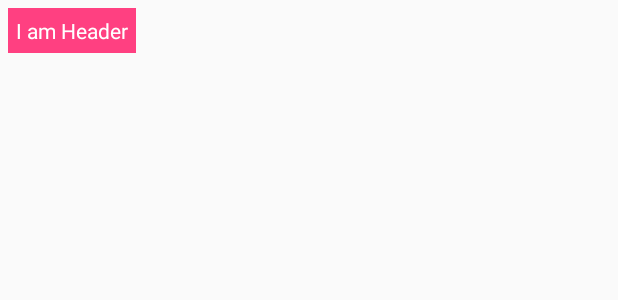
After one commit to yusufaw/simple-flexbox-android, an Android app: the layout header_category.xml on its own in the app's theme, with its tools: preview values and no code run, on a phone screen of 412 x 824 dp. The commit adds this screen. Shown: the top 300 px of the screen. Run offline under Robolectric (Android 15) with nearby library versions, the phone set to English and light mode, and no system bars.

Commit message:
Add header on recyclerview

```diff
--- /dev/null
+++ b/app/src/main/res/layout/header_category.xml
@@ -0,0 +1,10 @@
+<?xml version="1.0" encoding="utf-8"?>
+<TextView xmlns:android="http://schemas.android.com/apk/res/android"
+    android:layout_width="wrap_content"
+    android:layout_height="wrap_content"
+    android:layout_margin="5dp"
+    android:padding="5dp"
+    android:textColor="@android:color/white"
+    android:background="@color/colorAccent"
+    android:id="@+id/text_header"
+    android:text="I am Header"/>
```
Also changed, not shown: app/src/main/java/net/crevion/flexcategory/CategoryAdapter.java (+34 -7 lines).
